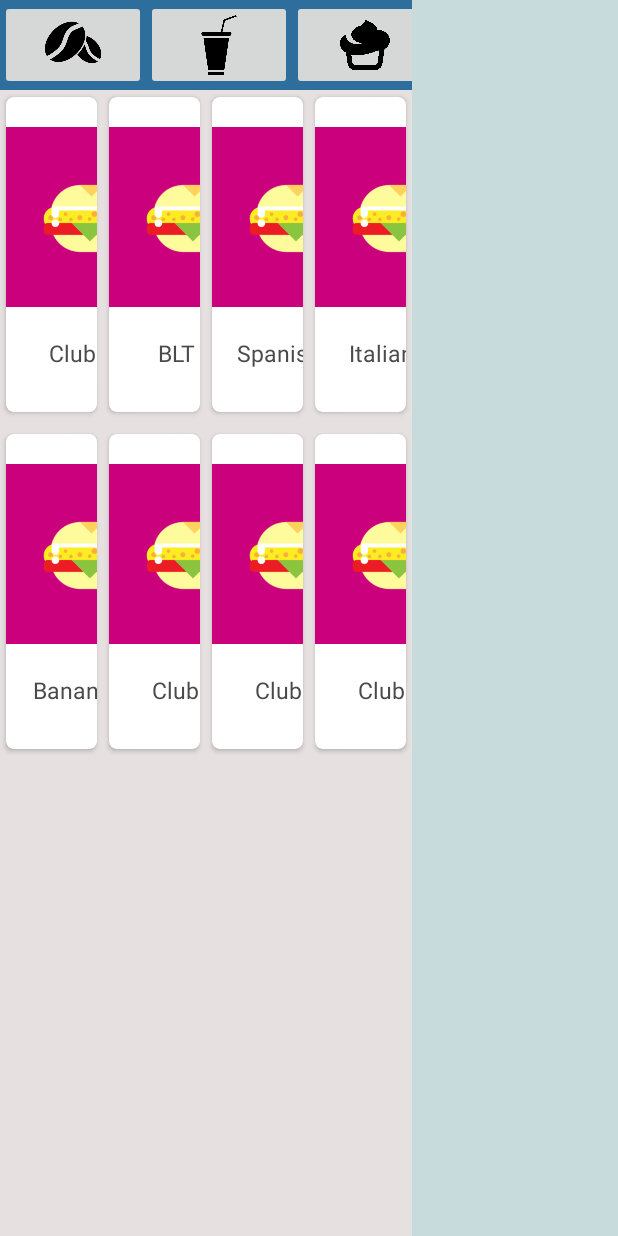
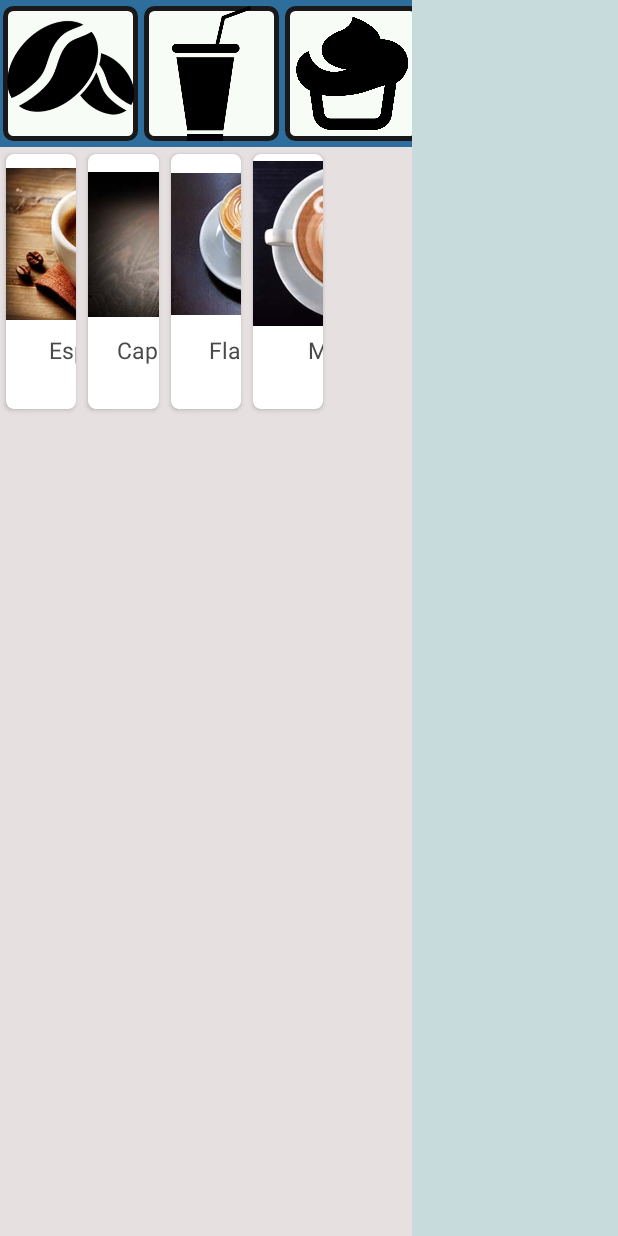
Before and after one commit to Niko88/PosApp, an Android app: the screen it shows after launch (MainActivity), on a phone screen of 412 x 824 dp. Run offline under Robolectric (Android 15) with nearby library versions, the phone set to English and light mode, and no system bars.

Commit message:
updated button styles, added placeholder list items

```diff
--- a/app/src/main/java/com/example/nicholasesposito/posapp/fragments/OptionsFragment.java
+++ b/app/src/main/java/com/example/nicholasesposito/posapp/fragments/OptionsFragment.java
@@ -4,7 +4,6 @@ package com.example.nicholasesposito.posapp.fragments;
 import android.os.Bundle;
 import android.support.v4.app.Fragment;
 import android.support.v7.widget.GridLayoutManager;
-import android.support.v7.widget.LinearLayoutManager;
 import android.support.v7.widget.RecyclerView;
 import android.view.LayoutInflater;
 import android.view.View;
@@ -12,7 +11,7 @@ import android.view.ViewGroup;
 
 import com.example.nicholasesposito.posapp.R;
 import com.example.nicholasesposito.posapp.adapters.OptionsAdapter;
-import com.example.nicholasesposito.posapp.services.DataService;
+import com.example.nicholasesposito.posapp.services.OptionsDataService;
 
 /**
  * A simple {@link Fragment} subclass.
@@ -72,14 +71,16 @@ public class OptionsFragment extends Fragment {
         OptionsAdapter adapter;
 
         if(option_type == OPTION_TYPE_COFFEE){
-            adapter = new OptionsAdapter(DataService.getInstance().getCoffeeOptions());
+            adapter = new OptionsAdapter(OptionsDataService.getInstance().getCoffeeOptions());
         }else if (option_type == OPTION_TYPE_DRINK)
-        {adapter = new OptionsAdapter(DataService.getInstance().geDrinksOptions());}
-        else {adapter = new OptionsAdapter(DataService.getInstance().geDrinksOptions());}
+        {adapter = new OptionsAdapter(OptionsDataService.getInstance().geDrinksOptions());}
+        else if (option_type == OPTION_TYPE_CAKE)
+        {adapter = new OptionsAdapter(OptionsDataService.getInstance().getCakesOptions());}
+        else {adapter = new OptionsAdapter(OptionsDataService.getInstance().geDrinksOptions());}
 
         recyclerView.setAdapter(adapter);
 
-        GridLayoutManager gridLayoutManager = new GridLayoutManager(getContext(),4);
+        GridLayoutManager gridLayoutManager = new GridLayoutManager(getContext(),5);
         recyclerView.setLayoutManager(gridLayoutManager);
 
 //        LinearLayoutManager linearLayoutManager = new LinearLayoutManager(getContext());
--- a/app/src/main/java/com/example/nicholasesposito/posapp/services/DataService.java
+++ /dev/null
@@ -1,45 +0,0 @@
-package com.example.nicholasesposito.posapp.services;
-
-import com.example.nicholasesposito.posapp.model.Option;
-
-import java.util.ArrayList;
-
-/**
- * Created by nicholasesposito on 16/03/2017.
- */
-
-public class DataService {
-    private static final DataService ourInstance = new DataService();
-
-    public static DataService getInstance() {
-        return ourInstance;
-    }
-
-    private DataService() {
-    }
-
-    public ArrayList<Option> getCoffeeOptions(){
-        ArrayList<Option> list = new ArrayList<>();
-
-        list.add(new Option("Club Sandwich","panino"));
-        list.add(new Option("BLT Sandwich","panino"));
-        list.add(new Option("Spanish Sandwich","panino"));
-        list.add(new Option("Italian Sandwich","panino"));
-        list.add(new Option("Banana Sandwich","panino"));
-        list.add(new Option("Club Sandwich","panino"));
-        list.add(new Option("Club Sandwich","panino"));
-        list.add(new Option("Club Sandwich","panino"));
-
-        return list;
-    }
-
-    public ArrayList<Option> geDrinksOptions(){
-        ArrayList<Option> list = new ArrayList<>();
-
-        list.add(new Option("Coke","panino"));
-        list.add(new Option("Fanta","panino"));
-        list.add(new Option("Sprite","panino"));
-
-        return list;
-    }
-}
--- /dev/null
+++ b/app/src/main/java/com/example/nicholasesposito/posapp/services/OptionsDataService.java
@@ -0,0 +1,50 @@
+package com.example.nicholasesposito.posapp.services;
+
+import com.example.nicholasesposito.posapp.model.Option;
+
+import java.util.ArrayList;
+
+/**
+ * Created by nicholasesposito on 16/03/2017.
+ */
+
+public class OptionsDataService {
+    private static final OptionsDataService ourInstance = new OptionsDataService();
+
+    public static OptionsDataService getInstance() {
+        return ourInstance;
+    }
+
+    private OptionsDataService() {
+    }
+
+    public ArrayList<Option> getCoffeeOptions(){
+        ArrayList<Option> list = new ArrayList<>();
+
+        list.add(new Option("Espresso","espresso"));
+        list.add(new Option("Cappuccino","cappuccino"));
+        list.add(new Option("Flat White","flatwhite"));
+        list.add(new Option("Mocha","mocha"));
+
+        return list;
+    }
+
+    public ArrayList<Option> geDrinksOptions(){
+        ArrayList<Option> list = new ArrayList<>();
+
+        list.add(new Option("Beetroot Juice","beetrootjuice"));
+        list.add(new Option("Carrot Juice","carrotjuice"));
+
+        return list;
+    }
+
+    public ArrayList<Option> getCakesOptions(){
+        ArrayList<Option> list = new ArrayList<>();
+
+        list.add(new Option("Chocolate cake","chocolatecake"));
+        list.add(new Option("Carrot cake","carrotcake"));
+        list.add(new Option("Banana cake","bananacake"));
+
+        return list;
+    }
+}
--- /dev/null
+++ b/app/src/main/res/drawable/round_corners.xml
@@ -0,0 +1,6 @@
+<?xml version="1.0" encoding="UTF-8" ?>
+<shape xmlns:android="http://schemas.android.com/apk/res/android">
+    <solid android:color="#f8fcf7" />
+    <stroke android:width="3dp" android:color="#19191b" />
+    <corners android:bottomRightRadius="5dp" android:bottomLeftRadius="5dp" android:topLeftRadius="5dp" android:topRightRadius="5dp" />
+</shape>
--- a/app/src/main/res/layout/activity_main.xml
+++ b/app/src/main/res/layout/activity_main.xml
@@ -18,48 +18,31 @@
             android:layout_height="wrap_content"
             android:background="#2e6e9c">
             <ImageButton
-                android:layout_width="97dp"
-                android:layout_height="60dp"
+                style="@style/ButtonStyle"
                 android:src="@drawable/coffeeicon"
-                android:scaleType="centerInside"
                 android:id="@+id/coffeesButton"
                 />
             <ImageButton
-                android:layout_width="97dp"
-                android:layout_height="60dp"
+                style="@style/ButtonStyle"
                 android:src="@drawable/drink"
-                android:scaleType="centerInside"
                 android:id="@+id/drinksButton"
                 />
             <ImageButton
-                android:layout_width="97dp"
-                android:layout_height="60dp"
+                style="@style/ButtonStyle"
                 android:src="@drawable/cake"
-                android:scaleType="centerInside"
                 android:id="@+id/cakesButton"
                 />
             <ImageButton
-                android:layout_width="97dp"
-                android:layout_height="60dp"
+                style="@style/ButtonStyle"
                 android:src="@drawable/sandwich"
-                android:scaleType="centerInside"
                 android:id="@+id/sandwichButton"
                 />
             <ImageButton
-                android:layout_width="97dp"
-                android:layout_height="60dp"
-                android:scaleType="centerInside"
+                style="@style/ButtonStyle"
                 />
             <ImageButton
-                android:layout_width="97dp"
-                android:layout_height="60dp"
-                android:scaleType="centerInside"
-                />
-            <ImageButton
-                android:layout_width="97dp"
-                android:layout_height="60dp"
+                style="@style/ButtonStyle"
                 android:src="@drawable/menuicon"
-                android:scaleType="centerInside"
                 android:id="@+id/menuButton"
                 />
         </LinearLayout>
--- a/app/src/main/res/layout/card_option.xml
+++ b/app/src/main/res/layout/card_option.xml
@@ -13,17 +13,15 @@
         android:layout_height="wrap_content"
         android:orientation="vertical">
         <ImageView
-            android:layout_width="160dp"
-            android:layout_height="160dp"
+            android:layout_width="120dp"
+            android:layout_height="120dp"
             android:src="@drawable/panino"
             android:scaleType="centerInside"
             android:id="@+id/main_image"/>
         <TextView
-            android:layout_width="150dp"
+            android:layout_width="120dp"
             android:layout_height="50dp"
             android:id="@+id/main_text"
-            android:layout_marginLeft="5dp"
-            android:layout_marginRight="5dp"
             android:lines="2"
             android:textColor="#4A4A4A"
             android:textSize="15sp"
--- a/app/src/main/res/values/styles.xml
+++ b/app/src/main/res/values/styles.xml
@@ -8,4 +8,16 @@
         <item name="colorAccent">@color/colorAccent</item>
     </style>
 
+    <style name="ButtonStyle">
+        <item name="android:layout_marginRight">2dp</item>
+        <item name="android:layout_marginLeft">2dp</item>
+        <item name="android:layout_marginBottom">4dp</item>
+        <item name="android:layout_marginTop">4dp</item>
+        <item name="android:background">@drawable/round_corners</item>
+        <item name="android:scaleType">centerInside</item>
+        <item name="android:layout_width">90dp</item>
+        <item name="android:layout_height">90dp</item>
+
+    </style>
+
 </resources>
```
Also changed, not shown: app/src/main/res/drawable/bananacake.jpg (added), app/src/main/res/drawable/beetrootjuice.jpg (added), app/src/main/res/drawable/cappuccino.jpg (added), app/src/main/res/drawable/carrotcake.jpg (added), app/src/main/res/drawable/carrotjuice.jpg (added), app/src/main/res/drawable/chocolatecake.jpg (added), app/src/main/res/drawable/espresso.jpg (added), app/src/main/res/drawable/flatwhite.jpg (added), app/src/main/res/drawable/mocha.jpg (added).
